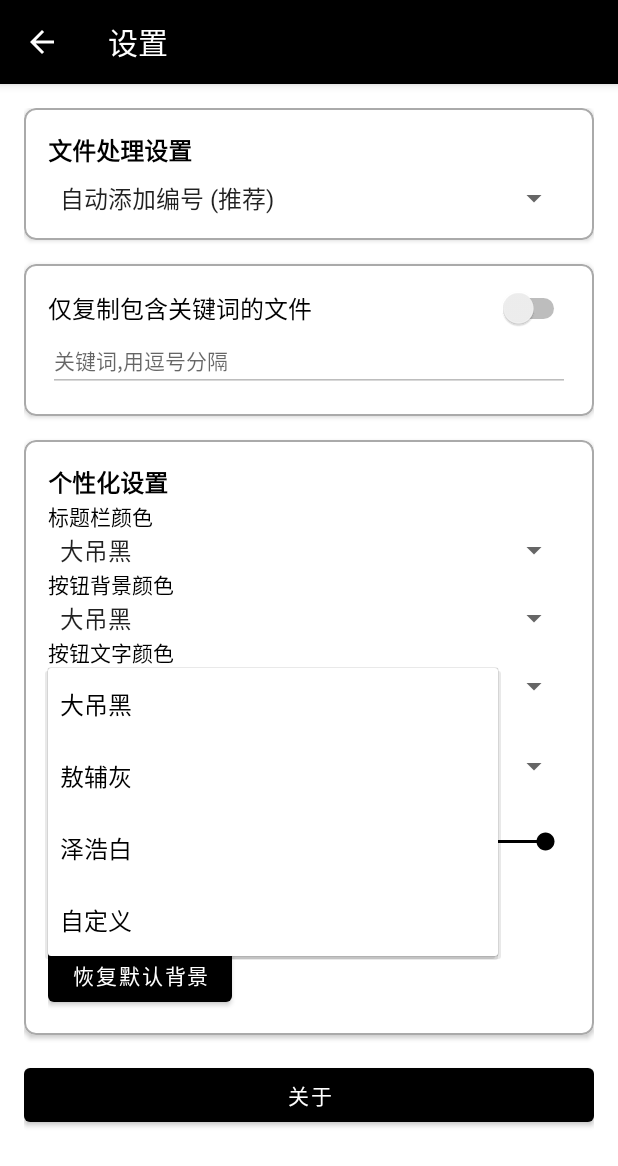
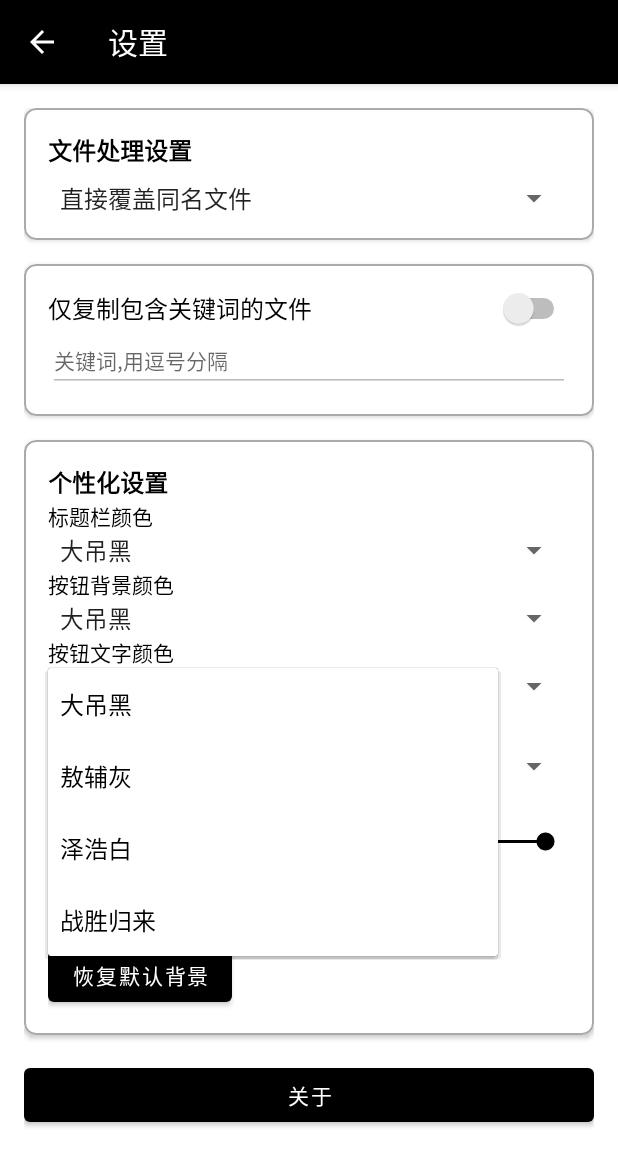
Before and after one commit to miziguo/O_My_WieNing, an Android app: the SettingsActivity screen opened directly, with no data from a screen before it, after a tap on "泽浩白", on a phone screen of 412 x 824 dp. Shown: the top 1166 px of the screen. Run offline under Robolectric (Android 15) with nearby library versions, the phone set to English and light mode, and no system bars.

```diff
--- a/app/build.gradle
+++ b/app/build.gradle
@@ -9,8 +9,8 @@ android {
         applicationId "o.my.wiening"
         minSdk 26
         targetSdk 34
-        versionCode 1
-        versionName "Beta 2.4.1_ES|内测版"
+        versionCode 20
+        versionName "Beta 3.0.0|公测版"
 
         testInstrumentationRunner "androidx.test.runner.AndroidJUnitRunner"
     }
@@ -53,4 +53,5 @@ dependencies {
     testImplementation 'junit:junit:4.13.2'
     androidTestImplementation 'androidx.test.ext:junit:1.1.5'
     androidTestImplementation 'androidx.test.espresso:espresso-core:3.5.1'
+    implementation 'androidx.preference:preference-ktx:1.2.1'
 }
--- a/app/src/main/java/o/my/wiening/SettingsActivity.java
+++ b/app/src/main/java/o/my/wiening/SettingsActivity.java
@@ -39,17 +39,20 @@ import androidx.cardview.widget.CardView;
 
 public class SettingsActivity extends AppCompatActivity {
 
-    // --- Keys for SharedPreferences ---
     public static final String PREF_NAME = "MonitorSettings";
     public static final String KEY_OVERWRITE_MODE_INDEX = "overwrite_mode_index";
     public static final String KEY_CONTENT_FILTER_ENABLED = "content_filter_enabled";
     public static final String KEY_FILTER_KEYWORDS = "filter_keywords";
+
+    // Theme Keys
     public static final String KEY_ACTIONBAR_COLOR_INDEX = "actionbar_color_index";
     public static final String KEY_BUTTON_COLOR_INDEX = "button_color_index";
     public static final String KEY_BACKGROUND_IMAGE_URI = "background_image_uri";
     public static final String KEY_CARD_ALPHA = "card_alpha";
     public static final String KEY_CUSTOM_ACTIONBAR_COLOR = "custom_actionbar_color";
     public static final String KEY_CUSTOM_BUTTON_COLOR = "custom_button_color";
+
+    // New, separate keys for text colors
     public static final String KEY_BUTTON_TEXT_COLOR_INDEX = "button_text_color_index";
     public static final String KEY_GENERAL_TEXT_COLOR_INDEX = "general_text_color_index";
     public static final String KEY_CUSTOM_BUTTON_TEXT_COLOR = "custom_button_text_color";
@@ -72,8 +75,8 @@ public class SettingsActivity extends AppCompatActivity {
     private TextView tvLabelButtonTextColor, tvLabelGeneralTextColor;
 
     // --- Data ---
-    private String[] themeColorValues;
-    private String[] textColorValues;
+    private String[] themeColorNames, themeColorValues;
+    private String[] textColorNames, textColorValues;
     private boolean isSpinnerInitialising = true;
 
     @Override
@@ -82,7 +85,9 @@ public class SettingsActivity extends AppCompatActivity {
         setContentView(R.layout.activity_settings);
 
         sharedPrefs = getSharedPreferences(PREF_NAME, Context.MODE_PRIVATE);
+        themeColorNames = getResources().getStringArray(R.array.theme_color_names);
         themeColorValues = getResources().getStringArray(R.array.theme_color_values);
+        textColorNames = getResources().getStringArray(R.array.text_color_names);
         textColorValues = getResources().getStringArray(R.array.text_color_values);
 
         initViews();
@@ -105,8 +110,8 @@ public class SettingsActivity extends AppCompatActivity {
         // Re-set spinner selections without triggering listener
         spinnerActionBarColor.setSelection(sharedPrefs.getInt(KEY_ACTIONBAR_COLOR_INDEX, 7), false);
         spinnerButtonColor.setSelection(sharedPrefs.getInt(KEY_BUTTON_COLOR_INDEX, 7), false);
-        spinnerButtonTextColor.setSelection(sharedPrefs.getInt(KEY_BUTTON_TEXT_COLOR_INDEX, 2), false);
-        spinnerGeneralTextColor.setSelection(sharedPrefs.getInt(KEY_GENERAL_TEXT_COLOR_INDEX, 0), false);
+        spinnerButtonTextColor.setSelection(sharedPrefs.getInt(KEY_BUTTON_TEXT_COLOR_INDEX, 2), false); // Default white
+        spinnerGeneralTextColor.setSelection(sharedPrefs.getInt(KEY_GENERAL_TEXT_COLOR_INDEX, 0), false); // Default black
         updateAllUI();
         isSpinnerInitialising = false;
     }
@@ -227,41 +232,74 @@ public class SettingsActivity extends AppCompatActivity {
         return Color.parseColor(defaultColor);
     }
 
+    // ★★★ CORE FIX: Replaced lambda with explicit anonymous class for reliability ★★★
     private void setupColorSpinners() {
         ArrayAdapter<CharSequence> themeColorAdapter = ArrayAdapter.createFromResource(this, R.array.theme_color_names, android.R.layout.simple_spinner_item);
         themeColorAdapter.setDropDownViewResource(android.R.layout.simple_spinner_dropdown_item);
+
         ArrayAdapter<CharSequence> textColorAdapter = ArrayAdapter.createFromResource(this, R.array.text_color_names, android.R.layout.simple_spinner_item);
         textColorAdapter.setDropDownViewResource(android.R.layout.simple_spinner_dropdown_item);
 
-        setupSpinner(spinnerActionBarColor, themeColorAdapter, KEY_ACTIONBAR_COLOR_INDEX, 7, (pos) -> {
-            if (pos == themeColorValues.length) showColorPickerDialog(KEY_CUSTOM_ACTIONBAR_COLOR, KEY_ACTIONBAR_COLOR_INDEX, pos);
-            else updateAllUI();
-        });
-        setupSpinner(spinnerButtonColor, themeColorAdapter, KEY_BUTTON_COLOR_INDEX, 7, (pos) -> {
-            if (pos == themeColorValues.length) showColorPickerDialog(KEY_CUSTOM_BUTTON_COLOR, KEY_BUTTON_COLOR_INDEX, pos);
-            else updateAllUI();
-        });
-        setupSpinner(spinnerButtonTextColor, textColorAdapter, KEY_BUTTON_TEXT_COLOR_INDEX, 2, (pos) -> {
-            if (pos == textColorValues.length) showColorPickerDialog(KEY_CUSTOM_BUTTON_TEXT_COLOR, KEY_BUTTON_TEXT_COLOR_INDEX, pos);
-            else updateAllUI();
-        });
-        setupSpinner(spinnerGeneralTextColor, textColorAdapter, KEY_GENERAL_TEXT_COLOR_INDEX, 0, (pos) -> {
-            if (pos == textColorValues.length) showColorPickerDialog(KEY_CUSTOM_GENERAL_TEXT_COLOR, KEY_GENERAL_TEXT_COLOR_INDEX, pos);
-            else updateAllUI();
-        });
-    }
-
-    private interface OnColorSelected { void onSelect(int position); }
-
-    private void setupSpinner(Spinner spinner, ArrayAdapter adapter, String key, int def, OnColorSelected listener) {
-        spinner.setAdapter(adapter);
-        spinner.setSelection(sharedPrefs.getInt(key, def), false);
-        spinner.setOnItemSelectedListener(new AdapterView.OnItemSelectedListener() {
+        // Setup ActionBar Color Spinner
+        spinnerActionBarColor.setAdapter(themeColorAdapter);
+        spinnerActionBarColor.setOnItemSelectedListener(new AdapterView.OnItemSelectedListener() {
             @Override
             public void onItemSelected(AdapterView<?> parent, View view, int position, long id) {
                 if (isSpinnerInitialising) return;
-                sharedPrefs.edit().putInt(key, position).apply();
-                listener.onSelect(position);
+                sharedPrefs.edit().putInt(KEY_ACTIONBAR_COLOR_INDEX, position).apply();
+                if ("自定义".equals(parent.getItemAtPosition(position).toString())) {
+                    showColorPickerDialog(KEY_CUSTOM_ACTIONBAR_COLOR, KEY_ACTIONBAR_COLOR_INDEX, position);
+                } else {
+                    updateAllUI();
+                }
+            }
+            @Override public void onNothingSelected(AdapterView<?> parent) {}
+        });
+
+        // Setup Button Color Spinner
+        spinnerButtonColor.setAdapter(themeColorAdapter);
+        spinnerButtonColor.setOnItemSelectedListener(new AdapterView.OnItemSelectedListener() {
+            @Override
+            public void onItemSelected(AdapterView<?> parent, View view, int position, long id) {
+                if (isSpinnerInitialising) return;
+                sharedPrefs.edit().putInt(KEY_BUTTON_COLOR_INDEX, position).apply();
+                if ("自定义".equals(parent.getItemAtPosition(position).toString())) {
+                    showColorPickerDialog(KEY_CUSTOM_BUTTON_COLOR, KEY_BUTTON_COLOR_INDEX, position);
+                } else {
+                    updateAllUI();
+                }
+            }
+            @Override public void onNothingSelected(AdapterView<?> parent) {}
+        });
+
+        // Setup Button Text Color Spinner
+        spinnerButtonTextColor.setAdapter(textColorAdapter);
+        spinnerButtonTextColor.setOnItemSelectedListener(new AdapterView.OnItemSelectedListener() {
+            @Override
+            public void onItemSelected(AdapterView<?> parent, View view, int position, long id) {
+                if (isSpinnerInitialising) return;
+                sharedPrefs.edit().putInt(KEY_BUTTON_TEXT_COLOR_INDEX, position).apply();
+                if ("自定义".equals(parent.getItemAtPosition(position).toString())) {
+                    showColorPickerDialog(KEY_CUSTOM_BUTTON_TEXT_COLOR, KEY_BUTTON_TEXT_COLOR_INDEX, position);
+                } else {
+                    updateAllUI();
+                }
+            }
+            @Override public void onNothingSelected(AdapterView<?> parent) {}
+        });
+
+        // Setup General Text Color Spinner
+        spinnerGeneralTextColor.setAdapter(textColorAdapter);
+        spinnerGeneralTextColor.setOnItemSelectedListener(new AdapterView.OnItemSelectedListener() {
+            @Override
+            public void onItemSelected(AdapterView<?> parent, View view, int position, long id) {
+                if (isSpinnerInitialising) return;
+                sharedPrefs.edit().putInt(KEY_GENERAL_TEXT_COLOR_INDEX, position).apply();
+                if ("自定义".equals(parent.getItemAtPosition(position).toString())) {
+                    showColorPickerDialog(KEY_CUSTOM_GENERAL_TEXT_COLOR, KEY_GENERAL_TEXT_COLOR_INDEX, position);
+                } else {
+                    updateAllUI();
+                }
             }
             @Override public void onNothingSelected(AdapterView<?> parent) {}
         });
@@ -308,12 +346,11 @@ public class SettingsActivity extends AppCompatActivity {
         int generalTextColor = getTextColorFromIndex(sharedPrefs.getInt(KEY_GENERAL_TEXT_COLOR_INDEX, 0), KEY_CUSTOM_GENERAL_TEXT_COLOR, "#000000");
         int cardAlpha = sharedPrefs.getInt(KEY_CARD_ALPHA, 255);
 
-        // ★★★ CORE FIX: Apply color to ActionBar background AND title ★★★
+        // Apply ActionBar Color & Title Color
         ActionBar actionBar = getSupportActionBar();
         if (actionBar != null) {
             actionBar.setBackgroundDrawable(new ColorDrawable(actionBarColor));
             SpannableString title = new SpannableString(actionBar.getTitle() != null ? actionBar.getTitle() : "设置");
-            // ActionBar title uses button text color as requested
             title.setSpan(new ForegroundColorSpan(buttonTextColor), 0, title.length(), Spannable.SPAN_INCLUSIVE_INCLUSIVE);
             actionBar.setTitle(title);
         }
@@ -405,7 +442,7 @@ public class SettingsActivity extends AppCompatActivity {
 
     private void setupAboutButton() {
         btnAbout.setOnClickListener(v -> {
-            String message = "再次声明\n南娘是我们最好的朋友，请不要对南娘使用本软件。如果对南娘使用本软件被弄死了，软件作者概不负责\n本软件是为了防止你偷拍被发现而存不下照片的软件\n使用方法：源填入存储相机照片的绝对路径，目标你随便新建一个文件夹(如果你的相册会扫描整个/sdcard，那么请加.隐藏或者加.nomedia)并填入绝对路径，开始监控，软件会自动检测源文件夹里新增的文件并复制到目标文件夹\n设置里有我加的附加功能，应该会很好玩吧\n\n如果出现bug或者有什么新想法，请访问https://github.com/miziguo/O_My_WieNing/issues提交issues \n\n ©2025 MUW Group Studio\nデモクラシーは勝利を収めて帰還する！";
+            String message = "再次声明\n南娘是我们最好的朋友，请不要对南娘使用本软件。如果对南娘使用本软件被弄死了，软件作者概不负责\n本软件是为了防止你偷拍被发现而存不下照片的软件\n使用方法：源填入存储相机照片的绝对路径，目标你随便新建一个文件夹(如果你的相册会扫描整个/sdcard，那么请加.隐藏或者加.nomedia)并填入绝对路径，开始监控，软件会自动检测源文件夹里新增的文件并复制到目标文件夹\n设置里有我加的附加功能，应该会很好玩吧\n\n如果出现bug或者有什么新想法，请访问https://github.com/miziguo/O_My_WieNing/issues提交issues \n\n ©2025 MUW Group Studio\nデモクラシーは勝利を収めて帰還する！\n凌晨2：49了，这两个bug（文件编号和自定义颜色）是不可能修的";
             AlertDialog dialog = new AlertDialog.Builder(this)
                     .setTitle("关于")
                     .setMessage(message)
--- a/app/src/main/res/values/strings.xml
+++ b/app/src/main/res/values/strings.xml
@@ -3,8 +3,8 @@
 
 
     <string-array name="overwrite_options">
-        <item>自动添加编号 (推荐)</item>
         <item>直接覆盖同名文件</item>
+        <item>自动添加编号坏了，详情请见关于</item>
     </string-array>
 
     <string-array name="theme_color_names">
@@ -17,7 +17,7 @@
         <item>挑单紫</item>
         <item>大吊黑</item>
         <item>泽浩白</item>
-        <item>自定义</item>
+        <item>战胜归来</item>
     </string-array>
 
     <string-array name="theme_color_values">
@@ -30,21 +30,21 @@
         <item>#FF800080</item> <!-- Purple -->
         <item>#FF000000</item> <!-- Black -->
         <item>#FFFFFFFF</item> <!-- White -->
-        <item>CUSTOM</item>
+        <item>#FF198964</item>
     </string-array>
 
     <string-array name="text_color_names">
         <item>大吊黑</item>
         <item>敖辅灰</item>
         <item>泽浩白</item>
-        <item>自定义</item>
+        <item>战胜归来</item>
     </string-array>
 
     <string-array name="text_color_values">
         <item>#FF000000</item> <!-- Black -->
         <item>#FF888888</item> <!-- Gray -->
         <item>#FFFFFFFF</item> <!-- White -->
-        <item>CUSTOM</item>
+        <item>#FF198964</item>
     </string-array>
     <string name="title_general_text_color">通用文字颜色</string>
 </resources>
```
Also changed, not shown: app/src/main/java/o/my/wiening/MonitorService.java (+22 -72 lines).
